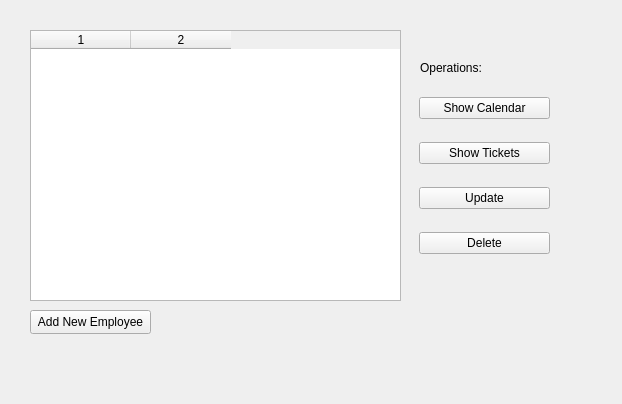
Before: the Qt Designer form lab1/employees.ui in m-Jakub/Car-Workshop-with-Qt, drawn with Qt 5.
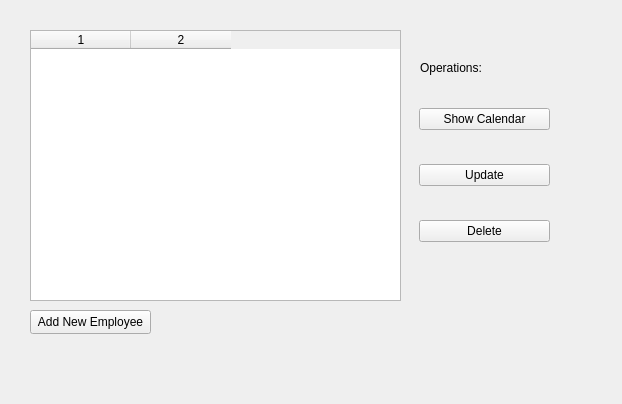
After: the same form once the commit is applied.

The edit to the form file:
```diff
--- a/lab1/employees.ui
+++ b/lab1/employees.ui
@@ -61,13 +61,6 @@
       </property>
      </widget>
     </item>
-    <item>
-     <widget class="QPushButton" name="showTicketsButton">
-      <property name="text">
-       <string>Show Tickets</string>
-      </property>
-     </widget>
-    </item>
     <item>
      <widget class="QPushButton" name="updateButton">
       <property name="text">
```
